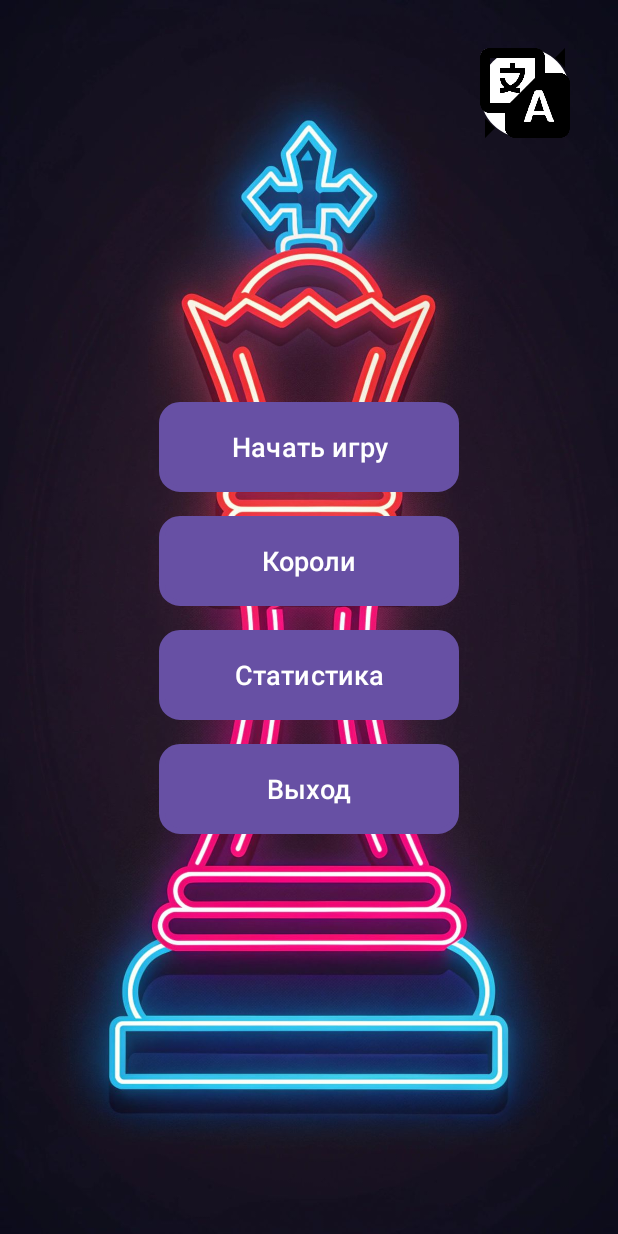
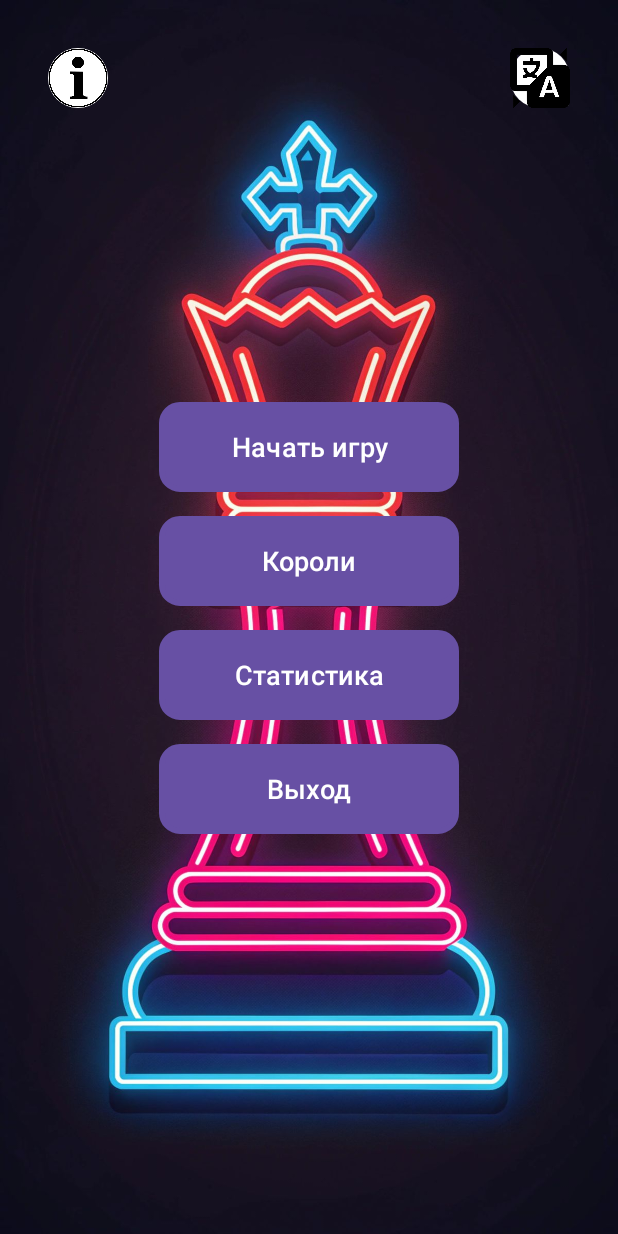
Before and after one commit to inbento/RC, an Android app: the screen it shows after launch (MainActivity), on a phone screen of 412 x 824 dp. Run offline under Robolectric (Android 15) with nearby library versions, the phone set to English and light mode, and no system bars.

Commit message:
feat: add rules imgbutton

```diff
--- a/app/src/main/java/com/example/rc/MainActivity.java
+++ b/app/src/main/java/com/example/rc/MainActivity.java
@@ -8,7 +8,9 @@ import android.content.Intent;
 import android.content.SharedPreferences;
 import android.content.res.Configuration;
 import android.content.res.Resources;
+import android.net.Uri;
 import android.os.Bundle;
+import android.util.Log;
 import android.view.View;
 import android.widget.Button;
 import android.widget.ImageButton;
@@ -19,14 +21,13 @@ import java.util.Locale;
 public class MainActivity extends AppCompatActivity {
 
     private Button btnStart, btnKings, btnStats, btnExit;
-    private ImageButton btnLanguage;
+    private ImageButton btnLanguage, btnRules;
     private String currentLanguage = "ru";
 
     @Override
     protected void onCreate(Bundle savedInstanceState) {
         super.onCreate(savedInstanceState);
 
-        // Загружаем язык ДО setContentView
         loadLanguagePreference();
         setLocale(currentLanguage);
 
@@ -43,6 +44,7 @@ public class MainActivity extends AppCompatActivity {
         btnKings = findViewById(R.id.btnKings);
         btnStats = findViewById(R.id.btnStats);
         btnExit = findViewById(R.id.btnExit);
+        btnRules = findViewById(R.id.btnRules);
     }
 
     private void loadLanguagePreference() {
@@ -101,6 +103,13 @@ public class MainActivity extends AppCompatActivity {
                 exitAppWithConfirmation();
             }
         });
+
+        btnRules.setOnClickListener(new View.OnClickListener() {
+            @Override
+            public void onClick(View v) {
+                openChessRules();
+            }
+        });
     }
 
     private void showLanguageDialog() {
@@ -149,7 +158,6 @@ public class MainActivity extends AppCompatActivity {
         resources.updateConfiguration(configuration, resources.getDisplayMetrics());
     }
 
-    // Для правильной работы смены языка при запуске
     @Override
     protected void attachBaseContext(Context newBase) {
         SharedPreferences preferences = newBase.getSharedPreferences("AppSettings", MODE_PRIVATE);
@@ -184,6 +192,21 @@ public class MainActivity extends AppCompatActivity {
         overridePendingTransition(android.R.anim.fade_in, android.R.anim.fade_out);
     }
 
+    private void openChessRules() {
+        String rulesUrl = getString(R.string.chess_rules_url);
+
+        Log.d("ChessRules", "Opening URL: " + rulesUrl);
+
+        Intent intent = new Intent(Intent.ACTION_VIEW, Uri.parse(rulesUrl));
+        Intent chooser = Intent.createChooser(intent, getString(R.string.open_with));
+
+        if (chooser.resolveActivity(getPackageManager()) != null) {
+            startActivity(chooser);
+        } else {
+            Toast.makeText(this, getString(R.string.no_browser), Toast.LENGTH_LONG).show();
+        }
+    }
+
     private void exitAppWithConfirmation() {
         finishAffinity();
         System.exit(0);
--- a/app/src/main/res/layout/activity_main.xml
+++ b/app/src/main/res/layout/activity_main.xml
@@ -8,13 +8,24 @@
 
     <ImageButton
         android:id="@+id/btnLanguage"
-        android:layout_width="60dp"
-        android:layout_height="60dp"
+        android:layout_width="40dp"
+        android:layout_height="40dp"
         android:src="@drawable/ic_change_language"
         android:scaleType="centerInside"
         android:background="@drawable/btn_language_bg"
         android:layout_alignParentTop="true"
         android:layout_alignParentEnd="true"
+        android:layout_margin="16dp" />
+
+    <ImageButton
+        android:id="@+id/btnRules"
+        android:layout_width="40dp"
+        android:layout_height="40dp"
+        android:src="@drawable/ic_chess_rules"
+        android:scaleType="centerInside"
+        android:background="@drawable/btn_language_bg"
+        android:layout_alignParentTop="true"
+        android:layout_alignParentStart="true"
         android:layout_margin="16dp" />
 
     <LinearLayout
--- a/app/src/main/res/values/strings.xml
+++ b/app/src/main/res/values/strings.xml
@@ -83,4 +83,10 @@
     <string name="black_wins">Победили Черные!</string>
     <string name="new_game">Новая игра</string>
 
+    <string name="no_browser">Не найдено приложение для открытия ссылки</string>
+
+    <string name="chess_rules_url">https://ru.wikipedia.org/wiki/Правила_шахмат</string>
+
+    <string name="open_with">Открыть с помощью</string>
+
 </resources>
```
Also changed, not shown: app/src/main/res/drawable/btn_rules_bg.xml (added, +11 -0 lines), 1 other file.
